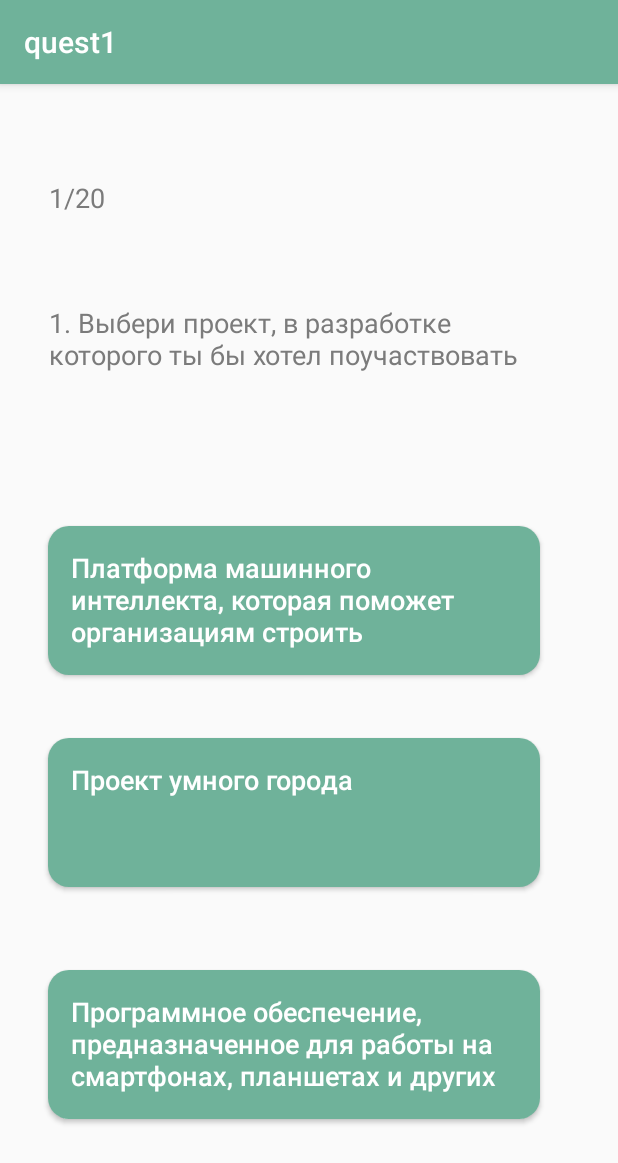
After one commit to AnnaShln/Test-ICST, an Android app: the Question1 screen opened directly, with no data from a screen before it, on a phone screen of 412 x 824 dp. The commit adds this screen. Shown: the top 1163 px of the screen. Run offline under Robolectric (Android 15) with nearby library versions, the phone set to English and light mode, and no system bars.

Commit message:
first try

```diff
--- a/app/src/main/AndroidManifest.xml
+++ b/app/src/main/AndroidManifest.xml
@@ -8,18 +8,20 @@
         android:roundIcon="@mipmap/ic_launcher_round"
         android:supportsRtl="true"
         android:theme="@style/AppTheme">
-        <activity android:name=".Intro"
-            android:label="Intro">
+        <activity android:name=".MainActivity"
+            android:label="MainActivity">
             <intent-filter>
                 <action android:name="android.intent.action.MAIN" />
 
                 <category android:name="android.intent.category.LAUNCHER" />
             </intent-filter>
         </activity>
-        <activity android:name="com.example.testicst.MainActivity"
+        <activity android:name="com.example.testicst.Intro"
             android:label="@string/app_intro" />
         <activity android:name="com.example.testicst.Handbook"
             android:label="@string/hand_book" />
+        <activity android:name="com.example.testicst.Question1"
+            android:label="quest1" />
 
     </application>
 
--- a/app/src/main/java/com/example/testicst/FragmentTest.java
+++ b/app/src/main/java/com/example/testicst/FragmentTest.java
@@ -1,9 +1,11 @@
 package com.example.testicst;
 
+import android.content.Intent;
 import android.os.Bundle;
 import android.view.LayoutInflater;
 import android.view.View;
 import android.view.ViewGroup;
+import android.widget.Button;
 
 import androidx.annotation.NonNull;
 import androidx.annotation.Nullable;
@@ -13,6 +15,17 @@ public class FragmentTest extends Fragment {
     @Nullable
     @Override
     public View onCreateView(@NonNull LayoutInflater inflater, @Nullable ViewGroup container, @Nullable Bundle savedInstanceState) {
-        return inflater.inflate(R.layout.fragment_test, container, false);
+        View view = inflater.inflate(R.layout.fragment_test, container, false);
+
+        Button button = view.findViewById(R.id.button_start_test);
+        button.setOnClickListener(new View.OnClickListener() {
+            public void onClick(View v) {
+                Intent intent=new Intent(getContext(), Question1.class);
+                startActivity(intent);
+            }
+        });
+
+        return view;
     }
+
 }
--- a/app/src/main/java/com/example/testicst/Intro.java
+++ b/app/src/main/java/com/example/testicst/Intro.java
@@ -1,14 +1,10 @@
 package com.example.testicst;
 
 import com.github.paolorotolo.appintro.AppIntro2;
-import com.github.paolorotolo.appintro.AppIntro2Fragment;
-import com.github.paolorotolo.appintro.model.SliderPage;
 
 import android.content.Intent;
-import android.graphics.Color;
 import android.os.Bundle;
 
-import androidx.core.content.ContextCompat;
 import androidx.fragment.app.Fragment;
 
 public class Intro extends AppIntro2{
--- /dev/null
+++ b/app/src/main/java/com/example/testicst/Question1.java
@@ -0,0 +1,14 @@
+package com.example.testicst;
+
+import android.os.Bundle;
+
+import androidx.appcompat.app.AppCompatActivity;
+
+public class Question1 extends AppCompatActivity {
+
+    @Override
+    protected void onCreate(Bundle savedInstanceState) {
+        super.onCreate(savedInstanceState);
+        setContentView(R.layout.test_quest1);
+    }
+}
--- /dev/null
+++ b/app/src/main/res/drawable/answers_style.xml
@@ -0,0 +1,13 @@
+<?xml version="1.0" encoding="utf-8"?>
+<shape xmlns:android="http://schemas.android.com/apk/res/android" android:shape="rectangle" >
+    <corners
+        android:radius="14dp"
+        />
+    <size
+        android:width="250dp"
+        android:height="70dp"
+        />
+    <solid
+        android:color="@color/themeColor"
+        />
+</shape>
--- a/app/src/main/res/layout/fragment_test.xml
+++ b/app/src/main/res/layout/fragment_test.xml
@@ -31,6 +31,7 @@
         android:layout_marginEnd="108dp"
         android:background="@drawable/button_style"
         android:text="@string/but_start_test"
+        android:textAllCaps="false"
         android:textColor="@color/white"
         android:textSize="26sp"
         app:layout_constraintBottom_toBottomOf="parent"
--- /dev/null
+++ b/app/src/main/res/layout/test_quest1.xml
@@ -0,0 +1,116 @@
+<?xml version="1.0" encoding="utf-8"?>
+<androidx.constraintlayout.widget.ConstraintLayout
+    xmlns:android="http://schemas.android.com/apk/res/android"
+    xmlns:app="http://schemas.android.com/apk/res-auto"
+    xmlns:tools="http://schemas.android.com/tools"
+    android:layout_width="match_parent"
+    android:layout_height="match_parent">
+
+    <Button
+        android:id="@+id/quest1ans3"
+        android:layout_width="328dp"
+        android:layout_height="99dp"
+        android:layout_marginStart="32dp"
+        android:layout_marginLeft="32dp"
+        android:layout_marginTop="6dp"
+        android:layout_marginEnd="32dp"
+        android:layout_marginRight="32dp"
+        android:layout_marginBottom="55dp"
+        android:background="@drawable/answers_style"
+        android:gravity="start"
+        android:padding="15dp"
+        android:text="@string/quest1ans3"
+        android:textAllCaps="false"
+        android:textColor="@color/white"
+        android:textIsSelectable="false"
+        android:textSize="18sp"
+        app:layout_constraintBottom_toBottomOf="parent"
+        app:layout_constraintEnd_toEndOf="parent"
+        app:layout_constraintHorizontal_bias="0.0"
+        app:layout_constraintStart_toStartOf="parent"
+        app:layout_constraintTop_toBottomOf="@+id/quest1ans2" />
+
+    <Button
+        android:id="@+id/quest1ans2"
+        android:layout_width="328dp"
+        android:layout_height="99dp"
+        android:layout_marginStart="32dp"
+        android:layout_marginLeft="32dp"
+        android:layout_marginTop="6dp"
+        android:layout_marginEnd="32dp"
+        android:layout_marginRight="32dp"
+        android:layout_marginBottom="26dp"
+        android:background="@drawable/answers_style"
+        android:gravity="start"
+        android:padding="15dp"
+        android:text="@string/quest1ans2"
+        android:textAllCaps="false"
+        android:textColor="@color/white"
+        android:textIsSelectable="false"
+        android:textSize="18sp"
+        app:layout_constraintBottom_toTopOf="@+id/quest1ans3"
+        app:layout_constraintEnd_toEndOf="parent"
+        app:layout_constraintHorizontal_bias="0.0"
+        app:layout_constraintStart_toStartOf="parent"
+        app:layout_constraintTop_toBottomOf="@+id/quest1ans1" />
+
+    <TextView
+        android:id="@+id/counter1"
+        android:layout_width="wrap_content"
+        android:layout_height="wrap_content"
+        android:layout_marginStart="32dp"
+        android:layout_marginLeft="32dp"
+        android:layout_marginTop="40dp"
+        android:layout_marginEnd="342dp"
+        android:layout_marginRight="342dp"
+        android:layout_marginBottom="18dp"
+        android:text="@string/counter1"
+        android:textColor="@color/darkestGrey"
+        android:textSize="18sp"
+        app:layout_constraintBottom_toTopOf="@+id/quest1"
+        app:layout_constraintEnd_toEndOf="parent"
+        app:layout_constraintStart_toStartOf="parent"
+        app:layout_constraintTop_toTopOf="parent" />
+
+    <TextView
+        android:id="@+id/quest1"
+        android:layout_width="328dp"
+        android:layout_height="59dp"
+        android:layout_marginStart="32dp"
+        android:layout_marginLeft="32dp"
+        android:layout_marginTop="18dp"
+        android:layout_marginEnd="51dp"
+        android:layout_marginRight="51dp"
+        android:layout_marginBottom="39dp"
+        android:text="@string/quest1"
+        android:textColor="@color/darkestGrey"
+        android:textSize="18sp"
+        app:layout_constraintBottom_toTopOf="@+id/quest1ans1"
+        app:layout_constraintEnd_toEndOf="parent"
+        app:layout_constraintStart_toStartOf="parent"
+        app:layout_constraintTop_toBottomOf="@+id/counter1" />
+
+    <Button
+        android:id="@+id/quest1ans1"
+        android:layout_width="328dp"
+        android:layout_height="99dp"
+        android:layout_marginStart="32dp"
+        android:layout_marginLeft="32dp"
+        android:layout_marginTop="26dp"
+        android:layout_marginEnd="32dp"
+        android:layout_marginRight="32dp"
+        android:layout_marginBottom="13dp"
+        android:background="@drawable/answers_style"
+        android:gravity="start"
+        android:padding="15dp"
+        android:text="@string/quest1ans1"
+        android:textAllCaps="false"
+        android:textColor="@color/white"
+        android:textIsSelectable="false"
+        android:textSize="18sp"
+        app:layout_constraintBottom_toTopOf="@+id/quest1ans2"
+        app:layout_constraintEnd_toEndOf="parent"
+        app:layout_constraintHorizontal_bias="0.0"
+        app:layout_constraintStart_toStartOf="parent"
+        app:layout_constraintTop_toBottomOf="@+id/quest1" />
+</androidx.constraintlayout.widget.ConstraintLayout>
--- a/app/src/main/res/values/strings.xml
+++ b/app/src/main/res/values/strings.xml
@@ -162,4 +162,14 @@ WEB-Дизайнер;
     <string name="intro_forth_title">Go to ICST!</string>
     <string name="intro_forth_description">something about ICST</string>
     <string name="but_start_test">Пройти тест</string>
+
+    <string name="counter1">1/20</string>
+    <string name="quest1">1. Выбери проект, в разработке которого ты бы хотел
+        поучаствовать</string>
+    <string name="quest1ans1">Платформа машинного интеллекта, которая поможет организациям
+        строить приложения обработки больших данных </string>
+    <string name="quest1ans2">Проект умного города</string>
+    <string name="quest1ans3">Программное обеспечение, предназначенное для работы на смартфонах,
+        планшетах и других мобильных устройствах, разработанное для повышения
+        производительности устройства</string>
 </resources>
```
